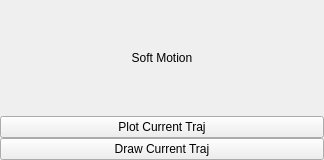
jmainpri/move3d-studio, file src/move3d-remote/softmotionwidget.ui: the form before one commit.
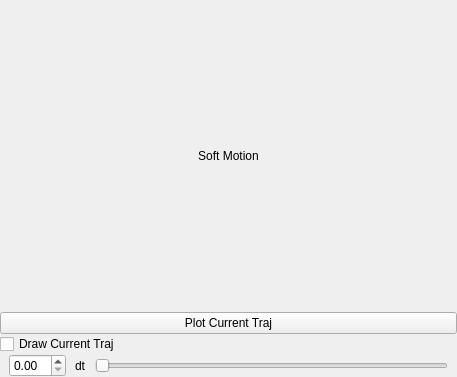
The form after the commit.

Commit message: draw the trace of the current trajectory from the mhp poster

```diff
--- a/src/move3d-remote/softmotionwidget.ui
+++ b/src/move3d-remote/softmotionwidget.ui
@@ -6,8 +6,8 @@
    <rect>
     <x>0</x>
     <y>0</y>
-    <width>324</width>
-    <height>160</height>
+    <width>457</width>
+    <height>377</height>
    </rect>
   </property>
   <property name="windowTitle">
@@ -22,6 +22,12 @@
    </property>
    <item>
     <widget class="QLabel" name="label">
+     <property name="sizePolicy">
+      <sizepolicy hsizetype="Preferred" vsizetype="Expanding">
+       <horstretch>0</horstretch>
+       <verstretch>0</verstretch>
+      </sizepolicy>
+     </property>
      <property name="text">
       <string>Soft Motion</string>
      </property>
@@ -38,12 +44,59 @@
     </widget>
    </item>
    <item>
-    <widget class="QPushButton" name="pushButtonSMDraw">
+    <widget class="QCheckBox" name="checkBoxSoftMotionDrawTraj">
      <property name="text">
       <string>Draw Current Traj</string>
      </property>
     </widget>
    </item>
+   <item>
+    <widget class="QWidget" name="widget" native="true">
+     <property name="sizePolicy">
+      <sizepolicy hsizetype="Preferred" vsizetype="Minimum">
+       <horstretch>0</horstretch>
+       <verstretch>0</verstretch>
+      </sizepolicy>
+     </property>
+     <layout class="QHBoxLayout" name="horizontalLayout">
+      <property name="spacing">
+       <number>9</number>
+      </property>
+      <property name="leftMargin">
+       <number>9</number>
+      </property>
+      <property name="topMargin">
+       <number>0</number>
+      </property>
+      <property name="rightMargin">
+       <number>9</number>
+      </property>
+      <property name="bottomMargin">
+       <number>0</number>
+      </property>
+      <item>
+       <widget class="QDoubleSpinBox" name="doubleSpinBoxdt"/>
+      </item>
+      <item>
+       <widget class="QLabel" name="label_X">
+        <property name="text">
+         <string>dt</string>
+        </property>
+       </widget>
+      </item>
+      <item>
+       <widget class="QSlider" name="horizontalSliderdt">
+        <property name="maximum">
+         <number>1000</number>
+        </property>
+        <property name="orientation">
+         <enum>Qt::Horizontal</enum>
+        </property>
+       </widget>
+      </item>
+     </layout>
+    </widget>
+   </item>
   </layout>
  </widget>
  <resources/>
```
Left out of the diff: 2 changed lines with no effect on the pictures. The commit also changes 6 other files.
